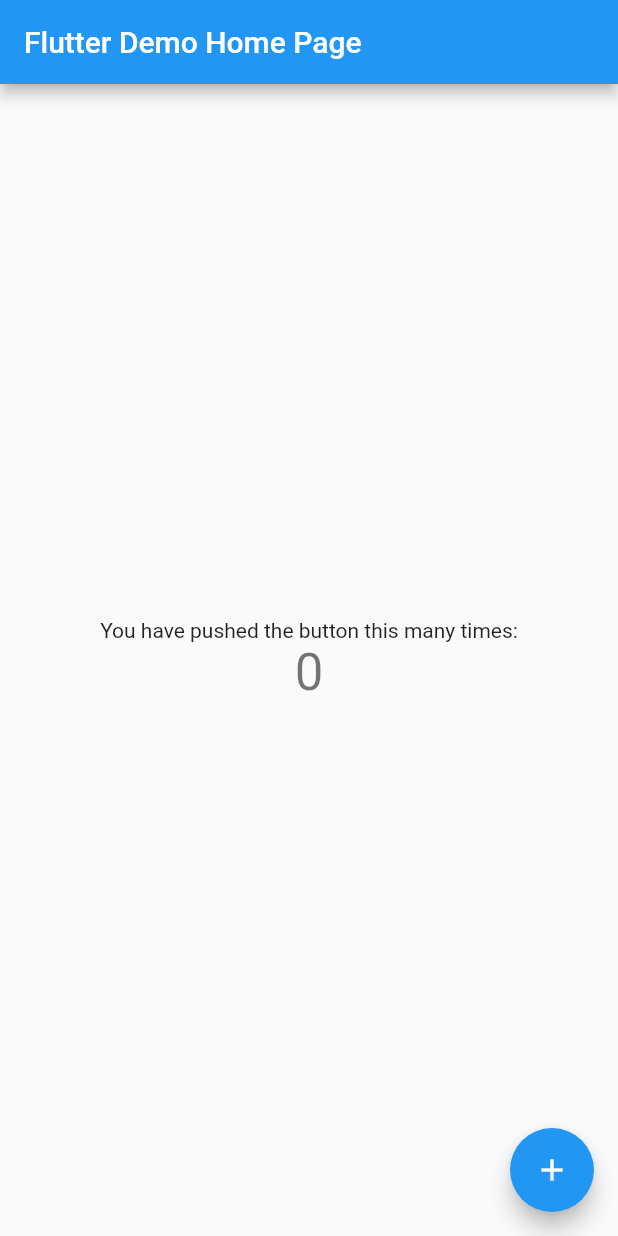
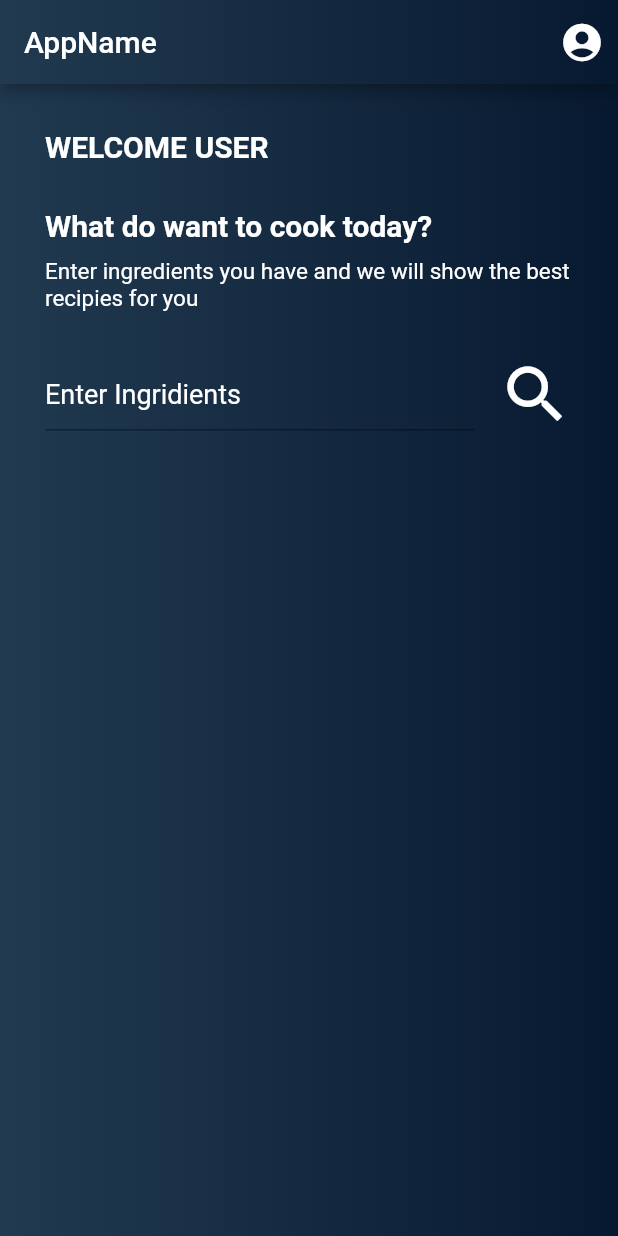
Before and after one commit to MariaMagallon/TFG, a Flutter app: the screen it shows after launch, on a phone screen of 412 x 824 dp. Run offline on Flutter 3.47's test engine with Material 2 defaults, Android fonts, the light colour scheme and no system bars; our stand-ins replace get.

Commit message:
search api

```diff
--- a/lib/main.dart
+++ b/lib/main.dart
@@ -1,115 +1,18 @@
 import 'package:flutter/material.dart';
+import 'package:tfg/searchscreen.dart';
 
 void main() {
-  runApp(const MyApp());
+  runApp( MyApp());
 }
 
 class MyApp extends StatelessWidget {
-  const MyApp({Key? key}) : super(key: key);
 
-  // This widget is the root of your application.
+
   @override
   Widget build(BuildContext context) {
     return MaterialApp(
-      title: 'Flutter Demo',
-      theme: ThemeData(
-        // This is the theme of your application.
-        //
-        // Try running your application with "flutter run". You'll see the
-        // application has a blue toolbar. Then, without quitting the app, try
-        // changing the primarySwatch below to Colors.green and then invoke
-        // "hot reload" (press "r" in the console where you ran "flutter run",
-        // or simply save your changes to "hot reload" in a Flutter IDE).
-        // Notice that the counter didn't reset back to zero; the application
-        // is not restarted.
-        primarySwatch: Colors.blue,
-      ),
-      home: const MyHomePage(title: 'Flutter Demo Home Page'),
+      debugShowCheckedModeBanner: false,
+      home: SearchScreen(),
     );
   }
 }
-
-class MyHomePage extends StatefulWidget {
-  const MyHomePage({Key? key, required this.title}) : super(key: key);
-
-  // This widget is the home page of your application. It is stateful, meaning
-  // that it has a State object (defined below) that contains fields that affect
-  // how it looks.
-
-  // This class is the configuration for the state. It holds the values (in this
-  // case the title) provided by the parent (in this case the App widget) and
-  // used by the build method of the State. Fields in a Widget subclass are
-  // always marked "final".
-
-  final String title;
-
-  @override
-  State<MyHomePage> createState() => _MyHomePageState();
-}
-
-class _MyHomePageState extends State<MyHomePage> {
-  int _counter = 0;
-
-  void _incrementCounter() {
-    setState(() {
-      // This call to setState tells the Flutter framework that something has
-      // changed in this State, which causes it to rerun the build method below
-      // so that the display can reflect the updated values. If we changed
-      // _counter without calling setState(), then the build method would not be
-      // called again, and so nothing would appear to happen.
-      _counter++;
-    });
-  }
-
-  @override
-  Widget build(BuildContext context) {
-    // This method is rerun every time setState is called, for instance as done
-    // by the _incrementCounter method above.
-    //
-    // The Flutter framework has been optimized to make rerunning build methods
-    // fast, so that you can just rebuild anything that needs updating rather
-    // than having to individually change instances of widgets.
-    return Scaffold(
-      appBar: AppBar(
-        // Here we take the value from the MyHomePage object that was created by
-        // the App.build method, and use it to set our appbar title.
-        title: Text(widget.title),
-      ),
-      body: Center(
-        // Center is a layout widget. It takes a single child and positions it
-        // in the middle of the parent.
-        child: Column(
-          // Column is also a layout widget. It takes a list of children and
-          // arranges them vertically. By default, it sizes itself to fit its
-          // children horizontally, and tries to be as tall as its parent.
-          //
-          // Invoke "debug painting" (press "p" in the console, choose the
-          // "Toggle Debug Paint" action from the Flutter Inspector in Android
-          // Studio, or the "Toggle Debug Paint" command in Visual Studio Code)
-          // to see the wireframe for each widget.
-          //
-          // Column has various properties to control how it sizes itself and
-          // how it positions its children. Here we use mainAxisAlignment to
-          // center the children vertically; the main axis here is the vertical
-          // axis because Columns are vertical (the cross axis would be
-          // horizontal).
-          mainAxisAlignment: MainAxisAlignment.center,
-          children: <Widget>[
-            const Text(
-              'You have pushed the button this many times:',
-            ),
-            Text(
-              '$_counter',
-              style: Theme.of(context).textTheme.headline4,
-            ),
-          ],
-        ),
-      ),
-      floatingActionButton: FloatingActionButton(
-        onPressed: _incrementCounter,
-        tooltip: 'Increment',
-        child: const Icon(Icons.add),
-      ), // This trailing comma makes auto-formatting nicer for build methods.
-    );
-  }
-}
--- a/lib/searchscreen.dart
+++ b/lib/searchscreen.dart
@@ -0,0 +1,160 @@
+
+import 'dart:io';
+import 'package:http/http.dart' as http;
+import 'package:flutter/foundation.dart';
+import 'package:flutter/material.dart';
+import 'package:get/get.dart';
+
+class SearchScreen extends StatefulWidget {
+
+  @override
+  State<SearchScreen> createState() => _SearchScreenState();
+}
+
+class _SearchScreenState extends State<SearchScreen> {
+  TextEditingController _textEditingController = new TextEditingController();
+  String applicationId ='b702e461';
+  String applicationKey= '1bdbca0d4344e3db6103b072c21f38f1';
+  getRecipes(String query)async{
+    final urldet= "https://api.edamam.com/api/recipes/v2/0ec48df32629a4349a37af0fed9a6835?type=public&app_id=b702e461&app_key=1bdbca0d4344e3db6103b072c21f38f1";
+    //0ec48df32629a4349a37af0fed9a6835 id
+    final url = Uri.parse("https://api.edamam.com/api/recipes/v2?type=public&q=$query&app_id=$applicationId&app_key=$applicationKey");
+    //final url = Uri.parse(cadena);
+    var response = await http.get(url);
+    String cadena="http://www.edamam.com/ontologies/edamam.owl#recipe_0ec48df32629a4349a37af0fed9a6835";
+    String subcadena;
+    subcadena=cadena.replaceAll("http://www.edamam.com/ontologies/edamam.owl#recipe_",'');
+    print(subcadena);
+    print ("${response.body.toString()} this is response");
+
+
+  }
+  @override
+  Widget build(BuildContext context) {
+    return Scaffold(
+        appBar: AppBar(
+          title: Text('AppName'),
+          flexibleSpace: Container(
+              decoration: BoxDecoration(
+                  gradient: LinearGradient(colors: [
+            Color(0xff213A50),
+            Color(0xff071930),
+          ]))),
+          actions: [
+            IconButton(
+              onPressed: () => {},
+              icon: Icon(Icons.account_circle_rounded),
+              iconSize: 30.0,
+            )
+          ],
+        ),
+
+        body: Stack(
+
+          children: <Widget>[
+          Container(
+            height: MediaQuery.of(context).size.height,
+            width: MediaQuery.of(context).size.width,
+            decoration: BoxDecoration(
+                gradient: LinearGradient(colors: [
+              Color(0xff213A50),
+              Color(0xff071930),
+            ])),
+          ),
+          Container(
+              padding: EdgeInsets.symmetric(vertical: 30, horizontal: 30),
+
+              child: Column(
+                children: <Widget>[
+                  Row(
+
+                    children: <Widget>[
+                      Text(
+                        "WELCOME USER",
+                        style: TextStyle(
+                          fontSize: 20,
+                          color: Colors.white,
+                          fontWeight: FontWeight.bold,
+                        ),
+                      ),
+                    ],
+                  ),
+                  SizedBox(
+                    height: 30,
+                  ),
+                  Row(
+
+                    children: <Widget>[
+                      Text(
+                        "What do want to cook today?",
+                        style: TextStyle(
+                          fontSize: 20,
+                          color: Colors.white,
+                          fontWeight: FontWeight.bold,
+                        ),
+                      ),
+
+                    ],
+                  ),
+                  SizedBox(
+                    height: 10,
+                  ),
+                  Row(
+                    children: <Widget>[
+                      Expanded(
+                      child:Text(
+                        "Enter ingredients you have and we will show the best recipies for you",
+                        style: TextStyle(
+                          fontSize: 15,
+                          color: Colors.white,
+
+                        ),
+                      ),
+                  )
+                    ],
+                  ),
+                  SizedBox(
+                    height: 30,
+                  ),
+                  Container(
+                    width: MediaQuery.of(context).size.width,
+                    child: Row(
+                      children: <Widget>[
+                      Expanded(
+                      child:TextField(
+                          controller: _textEditingController,
+                          decoration: InputDecoration(
+                            hintText: "Enter Ingridients",
+                            hintStyle: TextStyle(
+                              fontSize: 18,
+                              color: Colors.white,
+                            )
+                          ),
+                          style: TextStyle(
+                            fontSize: 18
+                          )
+                        ),
+                    ),
+                    SizedBox(width: 16,),
+                    InkWell(
+                      onTap: (){
+                          Text("data");
+                       if (_textEditingController.text.isNotEmpty) {
+
+                         getRecipes(_textEditingController.text);
+                       }
+                      },
+                      child: Container(
+                        child: Icon(Icons.search, color: Colors.white,size: 50.0),
+
+                      ),
+                    )
+                      ],
+                    ),
+                  )
+                ],
+              )
+          )
+        ]));
+  }
+}
```
Also changed, not shown: pubspec.yaml (+7 -0 lines), pubspec.lock, 1 other file.
